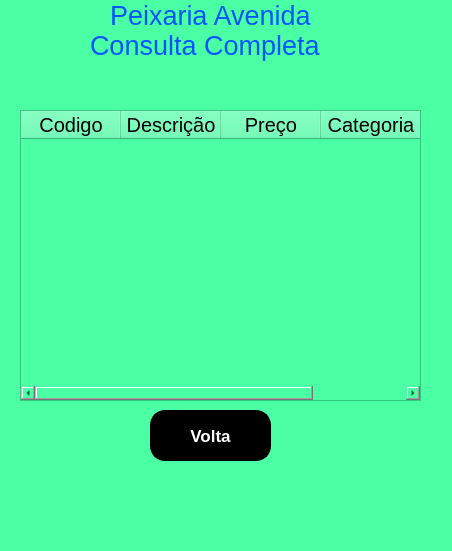
marceloamaro/Pratica_BD, file Projeto/sete_quarta.ui: the form before one commit.
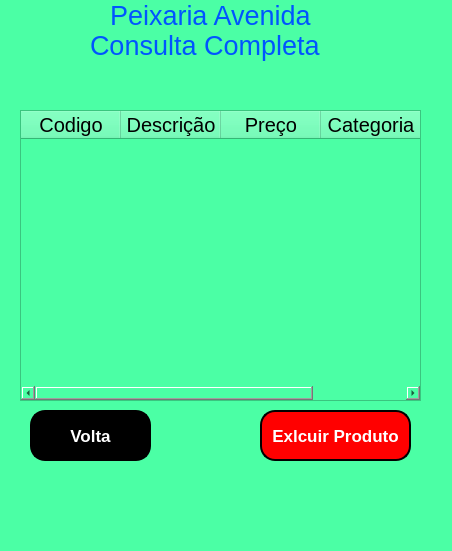
The form after the commit. Icons and pictures are not drawn.

```diff
--- a/Projeto/sete_quarta.ui
+++ b/Projeto/sete_quarta.ui
@@ -20,7 +20,7 @@
    <widget class="QPushButton" name="pushButton_6">
     <property name="geometry">
      <rect>
-      <x>150</x>
+      <x>30</x>
       <y>410</y>
       <width>121</width>
       <height>51</height>
@@ -181,6 +181,34 @@
      <pixmap>usuario.png</pixmap>
     </property>
    </widget>
+   <widget class="QPushButton" name="pushButton_4">
+    <property name="geometry">
+     <rect>
+      <x>260</x>
+      <y>410</y>
+      <width>151</width>
+      <height>51</height>
+     </rect>
+    </property>
+    <property name="font">
+     <font>
+      <pointsize>13</pointsize>
+      <weight>75</weight>
+      <bold>true</bold>
+     </font>
+    </property>
+    <property name="styleSheet">
+     <string notr="true">background-color: rgb(255, 0, 0);
+color: rgb(255, 255, 255);
+border-style: outset;
+border-width: 2px;
+border-radius: 15px;
+border-color: black;</string>
+    </property>
+    <property name="text">
+     <string>Exlcuir Produto</string>
+    </property>
+   </widget>
    <zorder>label_2</zorder>
    <zorder>pushButton_6</zorder>
    <zorder>label_6</zorder>
```
Left out of the diff: 1 changed line with no effect on the pictures.
